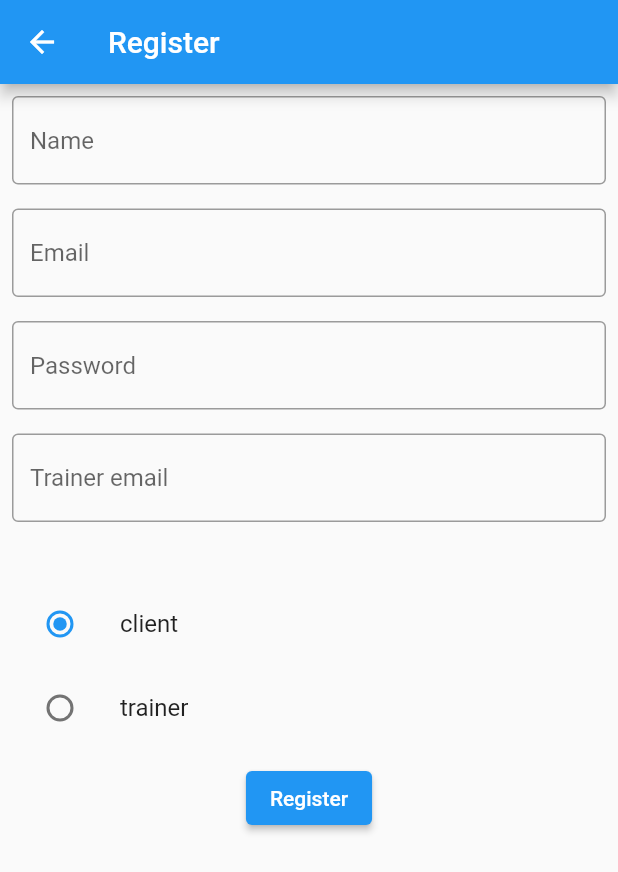
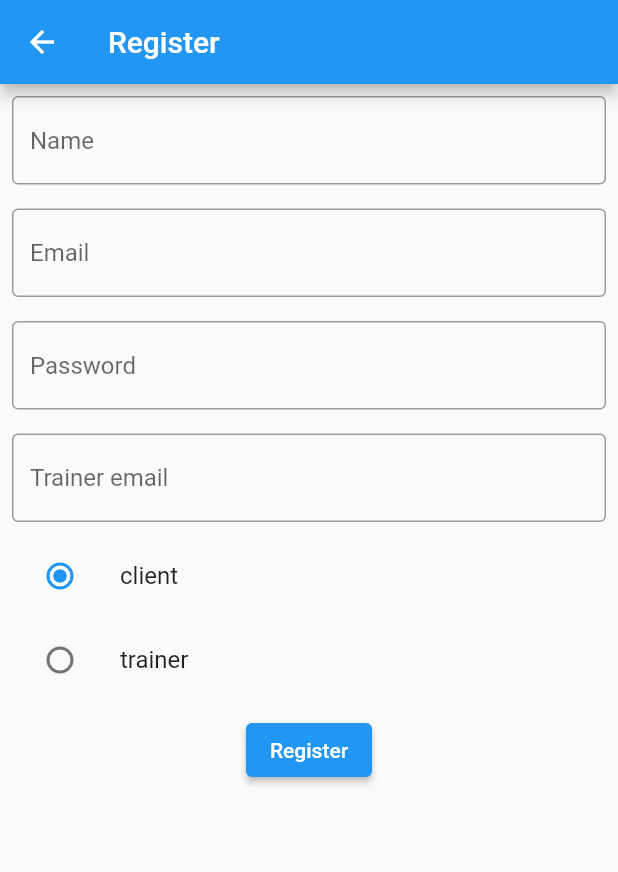
Before and after one commit to PiotrKlis/personal-trainer, a Flutter app: the RegisterScreen screen opened by its route, on a phone screen of 412 x 824 dp. Shown: the top 872 px of the screen. Run offline on Flutter 3.47's test engine with Material 2 defaults, Android fonts, the phone set to English and light mode, and no system bars; our stand-ins replace chewie, cloud_firestore, firebase_auth, firebase_core, flutter_bloc, fluttertoast and 3 more; missing offline and left inert: flutter_email_sender; accounts and stored records are empty; generated files the repository leaves out were written again.

Commit message:
changes onregister screen

```diff
--- a/lib/app/screen/register/register_screen.dart
+++ b/lib/app/screen/register/register_screen.dart
@@ -3,7 +3,6 @@ import 'package:flutter_bloc/flutter_bloc.dart';
 import 'package:form_field_validator/form_field_validator.dart';
 import 'package:personal_trainer/app/screen/register/register_cubit.dart';
 import 'package:personal_trainer/app/screen/register/register_state.dart';
-import 'package:personal_trainer/app/util/custom_validator.dart';
 import 'package:personal_trainer/app/widget/error_message.dart';
 import 'package:personal_trainer/data/provider/register_provider.dart';
 import 'package:personal_trainer/domain/model/register_data.dart';
@@ -30,12 +29,9 @@ class RegisterForm extends StatelessWidget {
   UserType? _userType = UserType.CLIENT;
   String _email = "";
   String _password = "";
-  String _additionalPassword = "";
   String _displayName = "";
   String _trainerEmail = "";
   final TextEditingController _passwordController = TextEditingController();
-  final TextEditingController _additionalPasswordController =
-      TextEditingController();
 
   @override
   Widget build(BuildContext context) {
@@ -85,8 +81,7 @@ class RegisterForm extends StatelessWidget {
                     errorText: "Password should be at least 6 characters"),
                 decoration: InputDecoration(
                     border: OutlineInputBorder(),
-                    hintText: BlocProvider.of<RegisterCubit>(context)
-                        .getPasswordHintText(_userType)),
+                    hintText: 'Password'),
                 onChanged: (value) => _password = value,
               ),
             ),
@@ -104,34 +99,6 @@ class RegisterForm extends StatelessWidget {
                     hintText: 'Trainer email',
                   ),
                   onChanged: (value) => _trainerEmail = value,
-                ),
-              ),
-            ),
-            Padding(
-              padding: const EdgeInsets.all(8.0),
-              child: Visibility(
-                  visible: _userType == UserType.TRAINER,
-                  child: Text(
-                      'As a trainer you will also get your own client account. Please specify different password to it below.')),
-            ),
-            Padding(
-              padding: const EdgeInsets.all(8.0),
-              child: Visibility(
-                visible: _userType == UserType.TRAINER,
-                child: TextFormField(
-                  controller: _additionalPasswordController,
-                  obscureText: true,
-                  validator: MultiValidator([
-                    MinLengthValidator(6,
-                        errorText: "Password should be at least 6 characters"),
-                    NotMatchValidator(
-                        "Passwords for trainer and user accouent have to be different!",
-                        _passwordController.text)
-                  ]),
-                  decoration: InputDecoration(
-                      border: OutlineInputBorder(),
-                      hintText: 'Client account password'),
-                  onChanged: (value) => _additionalPassword = value,
                 ),
               ),
             ),
@@ -176,7 +143,7 @@ class RegisterForm extends StatelessWidget {
 
   void validateInputs(BuildContext context) {
     var registerCubit = BlocProvider.of<RegisterCubit>(context);
-    registerCubit.register(RegisterData(_email, _displayName, _password,
-        _trainerEmail, _userType!, _additionalPassword));
+    registerCubit.register(RegisterData(
+        _email, _displayName, _password, _trainerEmail, _userType!));
   }
 }
--- a/lib/domain/model/register_data.dart
+++ b/lib/domain/model/register_data.dart
@@ -6,8 +6,7 @@ class RegisterData {
   final String password;
   final String trainerEmail;
   final UserType userType;
-  final String additionalPassword;
 
   RegisterData(this.email, this.displayName, this.password, this.trainerEmail,
-      this.userType, this.additionalPassword);
+      this.userType);
 }
```
